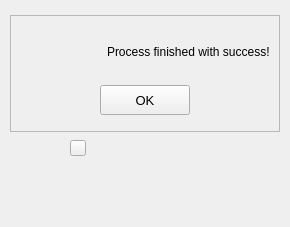
Old version of the form software/pydm/ui/latest/OK_message.ui in the repository lnls-sirius/vacuum-bbb-controller.
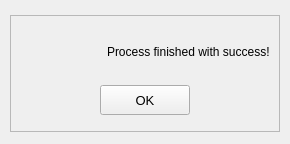
New version of the form. Icons and pictures are not drawn. Custom widgets are drawn as their Qt base class.

The edit to the form file:
```diff
--- a/software/pydm/ui/latest/OK_message.ui
+++ b/software/pydm/ui/latest/OK_message.ui
@@ -7,7 +7,7 @@
     <x>0</x>
     <y>0</y>
     <width>290</width>
-    <height>227</height>
+    <height>144</height>
    </rect>
   </property>
   <property name="windowTitle">
@@ -128,27 +128,6 @@
     </item>
    </layout>
   </widget>
-  <widget class="PyDMShellCommand" name="PyDMShellCommand_2">
-   <property name="geometry">
-    <rect>
-     <x>70</x>
-     <y>140</y>
-     <width>16</width>
-     <height>16</height>
-    </rect>
-   </property>
-   <property name="toolTip">
-    <string/>
-   </property>
-   <property name="whatsThis">
-    <string>
-    A QPushButton capable of execute shell commands.
-    </string>
-   </property>
-   <property name="command" stdset="0">
-    <string>ps -ef | grep &quot;/usr/local/bin/pydm --hide-nav-bar --hide-menu-bar --hide-status-bar OK_message.ui&quot; | grep -v grep | awk '{print $2}' | sudo xargs kill</string>
-   </property>
-  </widget>
  </widget>
  <customwidgets>
   <customwidget>
```
Left out of the diff: 6 changed lines with no effect on the pictures.
